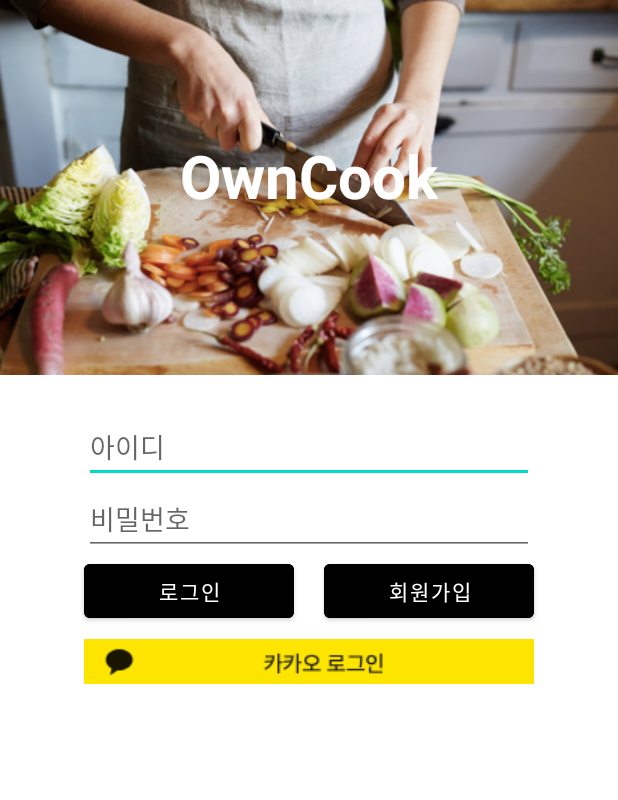
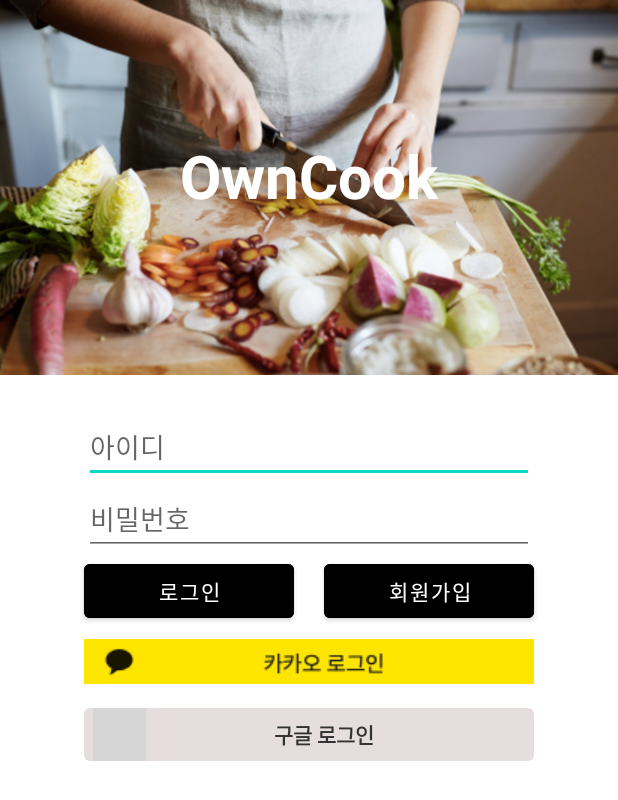
Before and after one commit to mky1428/OwnCook1, an Android app: the LoginActivity screen opened directly, with no data from a screen before it, on a phone screen of 412 x 824 dp. Shown: the top 800 px of the screen. Run offline under Robolectric (Android 15) with nearby library versions, the phone set to English and light mode, and no system bars; grey boxes are pictures that could not be loaded.

Commit message:
activity_login.xml 구글 로그인 버튼 작업

```diff
--- a/app/src/main/java/com/mky1428/owncook1/LoginActivity.java
+++ b/app/src/main/java/com/mky1428/owncook1/LoginActivity.java
@@ -3,6 +3,7 @@ package com.mky1428.owncook1;
 import androidx.appcompat.app.AppCompatActivity;
 
 import android.os.Bundle;
+import android.view.View;
 
 public class LoginActivity extends AppCompatActivity {
 
@@ -11,4 +12,10 @@ public class LoginActivity extends AppCompatActivity {
         super.onCreate(savedInstanceState);
         setContentView(R.layout.activity_login);
     }
+
+    public void clickKakaoLogin(View view) {
+    }
+
+    public void clickGoogleLogin(View view) {
+    }
 }
--- /dev/null
+++ b/app/src/main/res/drawable/loginbutton_google.xml
@@ -0,0 +1,8 @@
+<?xml version="1.0" encoding="utf-8"?>
+<shape xmlns:android="http://schemas.android.com/apk/res/android"
+    android:shape="rectangle">
+
+    <corners android:radius="4dp"/>
+    <solid android:color="#E6DEDE"/>
+
+</shape>
--- a/app/src/main/res/layout/activity_login.xml
+++ b/app/src/main/res/layout/activity_login.xml
@@ -71,12 +71,46 @@
         />
 
     <androidx.constraintlayout.utils.widget.ImageFilterButton
+        android:id="@+id/kakaologin"
         android:layout_width="wrap_content"
         android:layout_height="30dp"
         android:layout_below="@id/btn_login"
         android:src="@drawable/kakao_login_medium_wide"
         android:layout_alignLeft="@id/et_id"
         android:layout_marginTop="8dp"
+        android:onClick="clickKakaoLogin"
         />
 
+    <LinearLayout
+        android:layout_width="300dp"
+        android:layout_height="wrap_content"
+        android:layout_below="@id/kakaologin"
+        android:layout_alignLeft="@id/kakaologin"
+        android:layout_marginTop="16dp"
+        android:background="@drawable/loginbutton_google"
+        android:onClick="clickGoogleLogin">
+
+        <ImageView
+            android:layout_width="35dp"
+            android:layout_height="35dp"
+            android:src="@drawable/btn_google_light_normal"
+            android:layout_marginLeft="6dp"
+            />
+
+        <TextView
+            android:layout_width="wrap_content"
+            android:layout_height="wrap_content"
+            android:text="구글 로그인"
+            android:textColor="#ff333333"
+            android:textSize="14sp"
+            android:layout_gravity="center"
+            android:layout_marginLeft="85dp"
+            android:gravity="center"
+            android:textStyle="bold"
+            />
+
+
+    </LinearLayout>
+
+
 </RelativeLayout>
```
Also changed, not shown: app/src/main/res/drawable/btn_google_dark_focus_ldpi.9.png (added).
